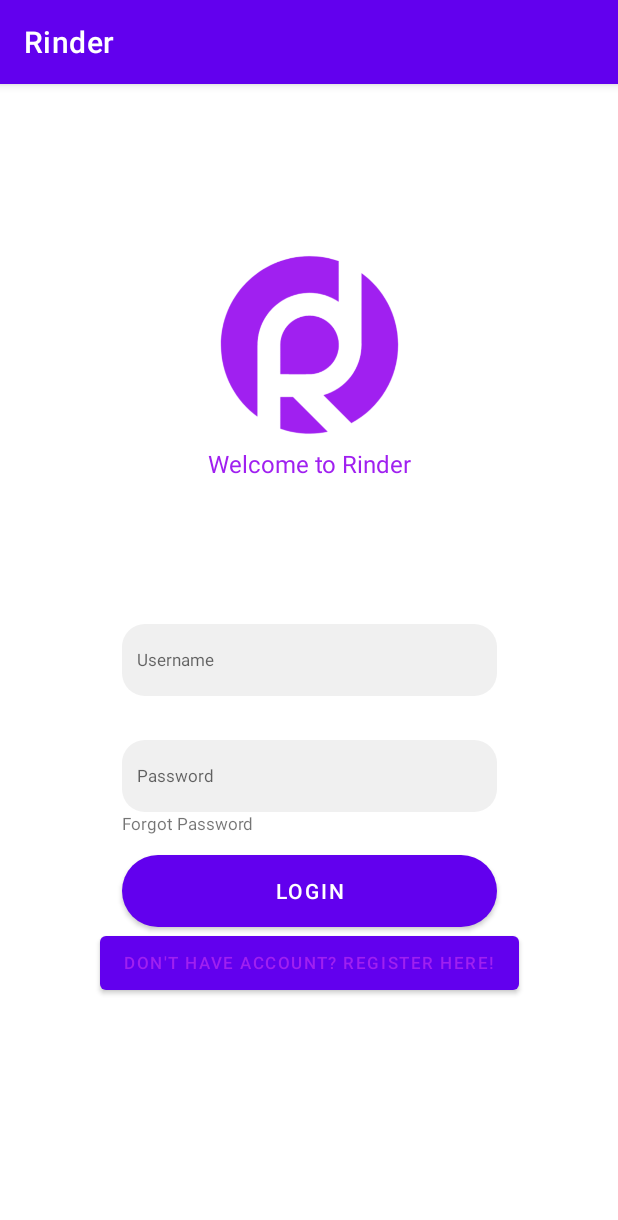
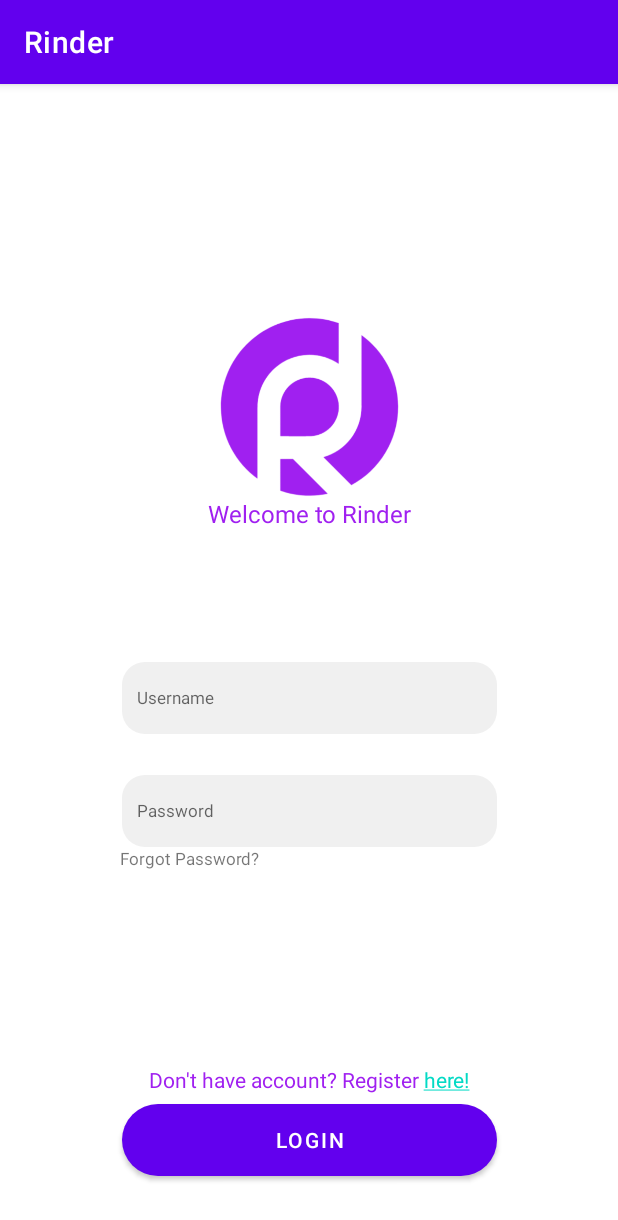
Before and after one commit to swompsy/Rinder-1, an Android app: the screen it shows after launch (MainActivity), on a phone screen of 412 x 824 dp. Shown: the top 1220 px of the screen. Run offline under Robolectric (Android 15) with nearby library versions, the phone set to English and light mode, and no system bars.

Commit message:
Fixing something from the main activity

```diff
--- a/app/src/main/java/rinder/com/MainActivity.java
+++ b/app/src/main/java/rinder/com/MainActivity.java
@@ -2,12 +2,16 @@ package rinder.com;
 
 import androidx.appcompat.app.AppCompatActivity;
 
-import android.annotation.SuppressLint;
 import android.os.Bundle;
 import android.content.Intent;
+import android.text.SpannableString;
 import android.text.TextUtils;
+import android.text.method.LinkMovementMethod;
+import android.text.style.ClickableSpan;
+import android.view.View;
 import android.widget.Button;
 import android.widget.EditText;
+import android.widget.TextView;
 import android.widget.Toast;
 
 public class MainActivity extends AppCompatActivity {
@@ -20,7 +24,6 @@ public class MainActivity extends AppCompatActivity {
         return password.matches("^[a-zA-Z\\d!@$&*+=-]{10,}$");
     }
 
-    @SuppressLint("MissingInflatedId")
     @Override
     protected void onCreate(Bundle savedInstanceState) {
         super.onCreate(savedInstanceState);
@@ -29,8 +32,6 @@ public class MainActivity extends AppCompatActivity {
         usernameInput = findViewById(R.id.editText);
         passwordInput = findViewById(R.id.userPassword);
         Button loginButton = findViewById(R.id.loginButton);
-//        Button forgotPasswordButton = findViewById(R.id.forgotPasswordButton);
-        Button registerButton = findViewById(R.id.registerButton);
 
         loginButton.setOnClickListener(v -> {
             String username = usernameInput.getText().toString();
@@ -66,16 +67,23 @@ public class MainActivity extends AppCompatActivity {
             }
         });
 
-//        forgotPasswordButton.setOnClickListener(v -> {
-//            Intent intent = new Intent(MainActivity.this, ForgotPassActivity.class);
-//            startActivity(intent);
-//            finish();
-//        });
-
-        registerButton.setOnClickListener(v -> {
-            Intent intent = new Intent(MainActivity.this, RegisterPageActivity.class);
-            startActivity(intent);
-            finish();
-        });
+        // Create a clickable hyperlink for the "Register" button
+        TextView registerTextView = findViewById(R.id.registerButton);
+        String registerText = getResources().getString(R.string.registerText);
+        SpannableString spannableString = new SpannableString(registerText);
+        ClickableSpan clickableSpan = new ClickableSpan() {
+            @Override
+            public void onClick(View view) {
+                // Handle the click event for the "Register" text
+                Intent intent = new Intent(MainActivity.this, RegisterPageActivity.class);
+                startActivity(intent);
+                finish();
+            }
+        };
+        int startIndex = registerText.indexOf("here!");
+        int endIndex = startIndex + "here!".length();
+        spannableString.setSpan(clickableSpan, startIndex, endIndex, 0);
+        registerTextView.setText(spannableString);
+        registerTextView.setMovementMethod(LinkMovementMethod.getInstance());
     }
 }
--- a/app/src/main/res/layout/activity_main.xml
+++ b/app/src/main/res/layout/activity_main.xml
@@ -1,6 +1,5 @@
 <?xml version="1.0" encoding="utf-8"?>
-<androidx.constraintlayout.widget.ConstraintLayout
-    xmlns:android="http://schemas.android.com/apk/res/android"
+<androidx.constraintlayout.widget.ConstraintLayout xmlns:android="http://schemas.android.com/apk/res/android"
     xmlns:app="http://schemas.android.com/apk/res-auto"
     xmlns:tools="http://schemas.android.com/tools"
     android:layout_width="match_parent"
@@ -11,6 +10,7 @@
         android:id="@+id/textView2"
         android:layout_width="wrap_content"
         android:layout_height="wrap_content"
+        android:layout_marginTop="50dp"
         android:text="Welcome to Rinder"
         android:textAlignment="center"
         android:textColor="@color/purple"
@@ -26,6 +26,7 @@
         android:id="@+id/imageView"
         android:layout_width="125dp"
         android:layout_height="125dp"
+        android:layout_marginTop="50dp"
         android:src="@drawable/logo_purple"
         app:layout_constraintBottom_toBottomOf="parent"
         app:layout_constraintEnd_toEndOf="parent"
@@ -38,6 +39,7 @@
         android:layout_width="250dp"
         android:layout_height="48dp"
         android:layout_gravity="center"
+        android:layout_marginTop="50dp"
         android:background="@drawable/round_rectangle_shape"
         android:hint="@string/username"
         android:inputType="text"
@@ -56,8 +58,8 @@
         android:layout_gravity="center_horizontal"
         android:background="@drawable/round_rectangle_shape"
         android:hint="@string/password"
+        android:paddingStart="10dp"
         android:textSize="11sp"
-        android:paddingStart="10dp"
         app:layout_constraintBottom_toBottomOf="parent"
         app:layout_constraintEnd_toEndOf="parent"
         app:layout_constraintHorizontal_bias="0.503"
@@ -70,14 +72,13 @@
         android:layout_width="250dp"
         android:layout_height="48dp"
         android:layout_gravity="bottom|center_horizontal"
+        android:layout_marginBottom="40dp"
         android:background="@drawable/login_button"
         android:text="@string/login"
         app:layout_constraintBottom_toBottomOf="parent"
         app:layout_constraintEnd_toEndOf="parent"
         app:layout_constraintHorizontal_bias="0.503"
-        app:layout_constraintStart_toStartOf="parent"
-        app:layout_constraintTop_toBottomOf="@+id/textView3"
-        app:layout_constraintVertical_bias="0.06" />
+        app:layout_constraintStart_toStartOf="parent" />
 
     <TextView
         android:id="@+id/textView3"
@@ -92,22 +93,21 @@
         app:layout_constraintTop_toBottomOf="@+id/userPassword"
         app:layout_constraintVertical_bias="0.0" />
 
-    <Button
+    <TextView
         android:id="@+id/registerButton"
         android:layout_width="wrap_content"
         android:layout_height="wrap_content"
         android:layout_gravity="center_horizontal"
-        android:background="@null"
         android:clickable="true"
         android:onClick="clickHandler"
         android:text="@string/registerText"
         android:textColor="@color/purple"
-        android:textSize="11sp"
-        app:layout_constraintBottom_toBottomOf="parent"
+        android:textSize="14sp"
+        app:layout_constraintBottom_toTopOf="@+id/loginButton"
         app:layout_constraintEnd_toEndOf="parent"
         app:layout_constraintStart_toStartOf="parent"
-        app:layout_constraintTop_toBottomOf="@+id/loginButton"
-        app:layout_constraintVertical_bias="0.0" />
+        app:layout_constraintTop_toBottomOf="@+id/userPassword"
+        app:layout_constraintVertical_bias="0.955" />
 
 
 </androidx.constraintlayout.widget.ConstraintLayout>
--- a/app/src/main/res/values/strings.xml
+++ b/app/src/main/res/values/strings.xml
@@ -3,7 +3,7 @@
     <string name="login">Login</string>
     <string name="username">Username</string>
     <string name="password">Password</string>
-    <string name="forgotPass">Forgot Password</string>
+    <string name="forgotPass">Forgot Password?</string>
     <string name="registerText">Don\'t have account? Register here!</string>
     <string name="alarm">Alarm</string>
     <string name="privacypolicy">Privacy &amp; Policy</string>
```
